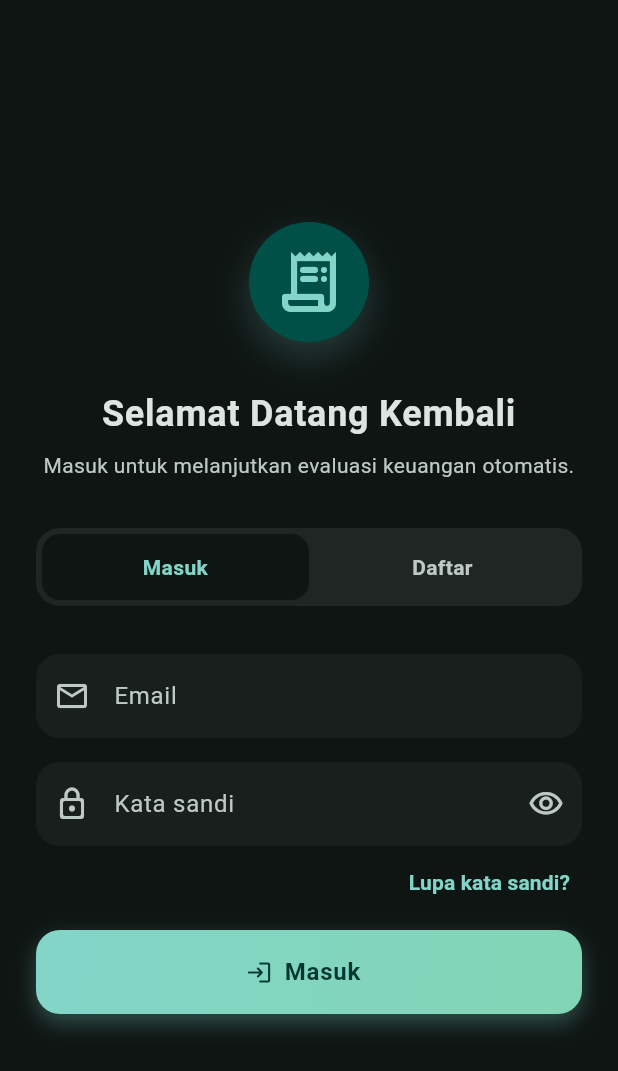
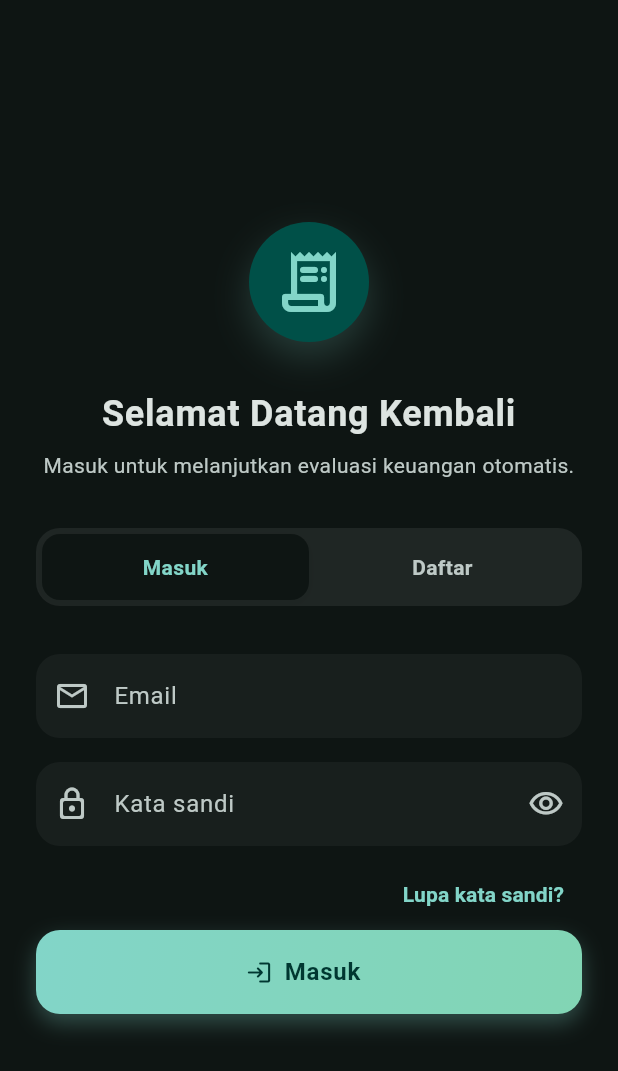
Before and after one commit to LuthfiNaufaldi21/BonKu, a Flutter app: the screen it shows after launch, on a phone screen of 412 x 824 dp. Shown: the top 1071 px of the screen. Run offline on Flutter 3.47's test engine with Material 3 defaults, Android fonts, the phone set to English and light mode, and no system bars; our stand-ins replace image_picker, shared_preferences.

Commit message:
refactor: perbarui tampilan form, perhalus animasi auth, dan penyempurnaan wrapped

```diff
--- a/lib/screens/auth_screen.dart
+++ b/lib/screens/auth_screen.dart
@@ -84,31 +84,35 @@ class _AuthScreenState extends State<AuthScreen> {
                             )
                           ],
                         ),
-                        child: Icon(
-                          Icons.receipt_long_rounded,
-                          size: 48,
-                          color: colors.primary,
-                        ),
+                        child: Icon(Icons.receipt_long_rounded, size: 48, color: colors.primary),
                       ),
                     ),
                     const SizedBox(height: 32),
 
-                    Text(
+                    AnimatedSwitcher(
+                      duration: const Duration(milliseconds: 300),
+                      child: Text(
                         _isSignUp ? 'Mulai Perjalananmu' : 'Selamat Datang Kembali',
+                        key: ValueKey<bool>(_isSignUp),
                         textAlign: TextAlign.center,
                         style: theme.textTheme.headlineSmall?.copyWith(
                           fontWeight: FontWeight.bold,
                           letterSpacing: 0.5,
                         ),
                       ),
+                    ),
                     const SizedBox(height: 8),
-                    Text(
+                    AnimatedSwitcher(
+                      duration: const Duration(milliseconds: 300),
+                      child: Text(
                         _isSignUp
                             ? 'Buat akun BonKu dan pantau arus kasmu dengan lebih cerdas.'
                             : 'Masuk untuk melanjutkan evaluasi keuangan otomatis.',
+                        key: ValueKey<bool>(_isSignUp),
                         textAlign: TextAlign.center,
                         style: theme.textTheme.bodyMedium?.copyWith(
                           color: colors.onSurfaceVariant,
+                        ),
                       ),
                     ),
                     const SizedBox(height: 32),
@@ -121,39 +125,35 @@ class _AuthScreenState extends State<AuthScreen> {
                       ),
                       child: Row(
                         children: [
-                          Expanded(
-                            child: _buildToggleTab('Masuk', !_isSignUp, colors),
-                          ),
-                          Expanded(
-                            child: _buildToggleTab('Daftar', _isSignUp, colors),
-                          ),
+                          Expanded(child: _buildToggleTab('Masuk', !_isSignUp, colors)),
+                          Expanded(child: _buildToggleTab('Daftar', _isSignUp, colors)),
                         ],
                       ),
                     ),
                     const SizedBox(height: 32),
 
-                    if (_isSignUp) ...[
-                      TextFormField(
+                    // Seluruh form dibungkus di sini agar meluncur mulus bersamaan
+                    AnimatedSize(
+                      duration: const Duration(milliseconds: 400),
+                      curve: Curves.fastOutSlowIn,
+                      alignment: Alignment.topCenter,
+                      child: Column(
+                        children: [
+                          if (_isSignUp)
+                            Padding(
+                              padding: const EdgeInsets.only(bottom: 16),
+                              child: TextFormField(
                                 controller: _nameController,
                                 textInputAction: TextInputAction.next,
-                        decoration: _buildInputDecoration(
-                          'Nama lengkap',
-                          Icons.person_outline_rounded,
-                          colors,
+                                decoration: _buildInputDecoration('Nama lengkap', Icons.person_outline_rounded, colors),
+                                validator: (value) => _isSignUp ? _requiredValidator(value, 'Nama lengkap') : null,
                               ),
-                        validator: (value) => _requiredValidator(value, 'Nama lengkap'),
                             ),
-                      const SizedBox(height: 16),
-                    ],
                           TextFormField(
                             controller: _emailController,
                             keyboardType: TextInputType.emailAddress,
                             textInputAction: TextInputAction.next,
-                      decoration: _buildInputDecoration(
-                        'Email',
-                        Icons.email_outlined,
-                        colors,
-                      ).copyWith(hintText: 'user@email.com'),
+                            decoration: _buildInputDecoration('Email', Icons.email_outlined, colors).copyWith(hintText: 'user@email.com'),
                             validator: (value) {
                               final required = _requiredValidator(value, 'Email');
                               if (required != null) return required;
@@ -167,11 +167,7 @@ class _AuthScreenState extends State<AuthScreen> {
                             obscureText: _obscurePassword,
                             textInputAction: TextInputAction.done,
                             onFieldSubmitted: (_) => _submit(),
-                      decoration: _buildInputDecoration(
-                        'Kata sandi',
-                        Icons.lock_outline_rounded,
-                        colors,
-                      ).copyWith(
+                            decoration: _buildInputDecoration('Kata sandi', Icons.lock_outline_rounded, colors).copyWith(
                               suffixIcon: IconButton(
                                 tooltip: _obscurePassword ? 'Tampilkan' : 'Sembunyikan',
                                 onPressed: () => setState(() => _obscurePassword = !_obscurePassword),
@@ -188,26 +184,31 @@ class _AuthScreenState extends State<AuthScreen> {
                               return null;
                             },
                           ),
+                        ],
+                      ),
+                    ),
 
-                    if (!_isSignUp)
-                      Align(
+                    AnimatedSize(
+                      duration: const Duration(milliseconds: 400),
+                      curve: Curves.fastOutSlowIn,
+                      alignment: Alignment.topCenter,
+                      child: !_isSignUp
+                          ? Align(
                               alignment: Alignment.centerRight,
+                              child: Padding(
+                                padding: const EdgeInsets.only(top: 8),
                                 child: TextButton(
                                   onPressed: () => showDialog<void>(
                                     context: context,
                                     builder: (_) => _LupaSandiDialog(emailAwal: _emailController.text),
                                   ),
-                          style: TextButton.styleFrom(
-                            foregroundColor: colors.primary,
-                            padding: const EdgeInsets.symmetric(horizontal: 8, vertical: 4),
-                          ),
+                                  style: TextButton.styleFrom(foregroundColor: colors.primary),
                                   child: const Text('Lupa kata sandi?', style: TextStyle(fontWeight: FontWeight.w600)),
                                 ),
+                              ),
                             )
-                    else
-                      const SizedBox(height: 24),
-
-                    const SizedBox(height: 8),
+                          : const SizedBox(height: 24),
+                    ),
 
                     Container(
                       height: 56,
@@ -231,22 +232,12 @@ class _AuthScreenState extends State<AuthScreen> {
                         style: ElevatedButton.styleFrom(
                           backgroundColor: Colors.transparent,
                           shadowColor: Colors.transparent,
-                          shape: RoundedRectangleBorder(
-                            borderRadius: BorderRadius.circular(16),
+                          shape: RoundedRectangleBorder(borderRadius: BorderRadius.circular(16)),
                         ),
-                        ),
-                        icon: Icon(
-                          _isSignUp ? Icons.person_add_alt_1_rounded : Icons.login_rounded,
-                          color: colors.onPrimary,
-                        ),
+                        icon: Icon(_isSignUp ? Icons.person_add_alt_1_rounded : Icons.login_rounded, color: colors.onPrimary),
                         label: Text(
                           _isSignUp ? 'Daftar Sekarang' : 'Masuk',
-                          style: TextStyle(
-                            color: colors.onPrimary,
-                            fontSize: 16,
-                            fontWeight: FontWeight.bold,
-                            letterSpacing: 0.5,
-                          ),
+                          style: TextStyle(color: colors.onPrimary, fontSize: 16, fontWeight: FontWeight.bold, letterSpacing: 0.5),
                         ),
                       ),
                     ),
@@ -259,7 +250,6 @@ class _AuthScreenState extends State<AuthScreen> {
       ),
     );
   }
-
   Widget _buildToggleTab(String text, bool isSelected, ColorScheme colors) {
     return GestureDetector(
       onTap: () => _toggleMode(text == 'Daftar'),
@@ -299,26 +289,9 @@ class _AuthScreenState extends State<AuthScreen> {
       filled: true,
       fillColor: colors.surfaceContainerHighest.withValues(alpha: 0.3),
       labelStyle: TextStyle(color: colors.onSurfaceVariant),
-      border: OutlineInputBorder(
-        borderRadius: BorderRadius.circular(16),
-        borderSide: BorderSide.none,
-      ),
-      enabledBorder: OutlineInputBorder(
-        borderRadius: BorderRadius.circular(16),
-        borderSide: BorderSide.none,
-      ),
-      focusedBorder: OutlineInputBorder(
-        borderRadius: BorderRadius.circular(16),
-        borderSide: BorderSide(color: colors.primary, width: 1.5),
-      ),
-      errorBorder: OutlineInputBorder(
-        borderRadius: BorderRadius.circular(16),
-        borderSide: BorderSide(color: colors.error, width: 1),
-      ),
-      focusedErrorBorder: OutlineInputBorder(
-        borderRadius: BorderRadius.circular(16),
-        borderSide: BorderSide(color: colors.error, width: 1.5),
-      ),
+      border: OutlineInputBorder(borderRadius: BorderRadius.circular(16), borderSide: BorderSide.none),
+      focusedBorder: OutlineInputBorder(borderRadius: BorderRadius.circular(16), borderSide: BorderSide(color: colors.primary, width: 1.5)),
+      errorBorder: OutlineInputBorder(borderRadius: BorderRadius.circular(16), borderSide: BorderSide(color: colors.error)),
     );
   }
 }
```
Also changed, not shown: lib/screens/confirmation_screen.dart (+40 -23 lines), lib/screens/kategori_form_screen.dart (+7 -2 lines), lib/screens/monthly_wrapped_screen.dart (+5 -2 lines). Lines whose indentation alone changed are shown as unchanged.
